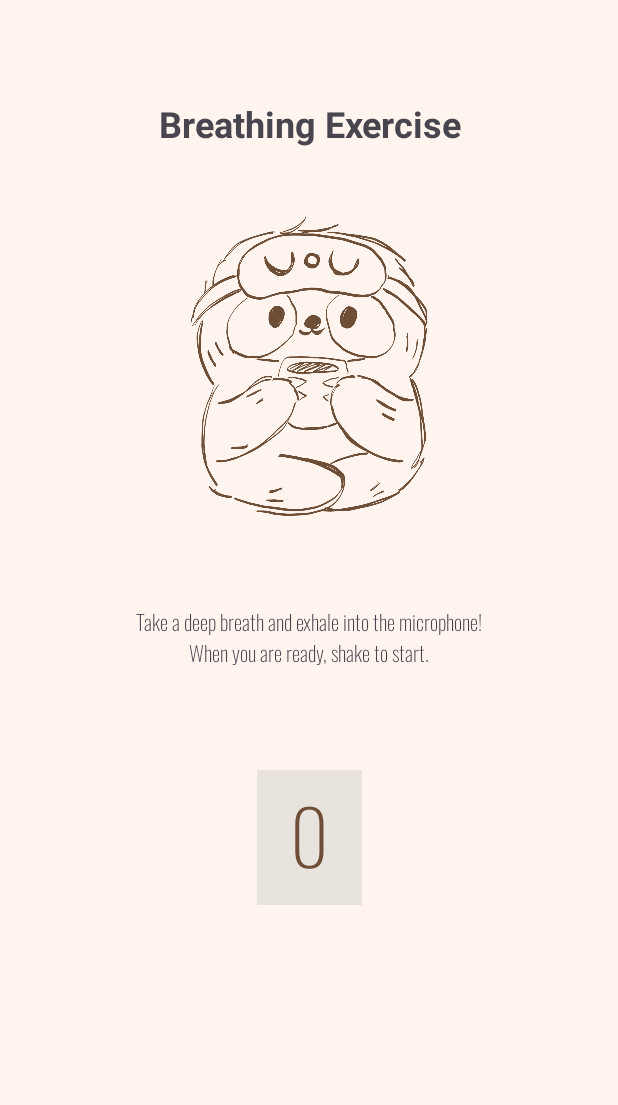
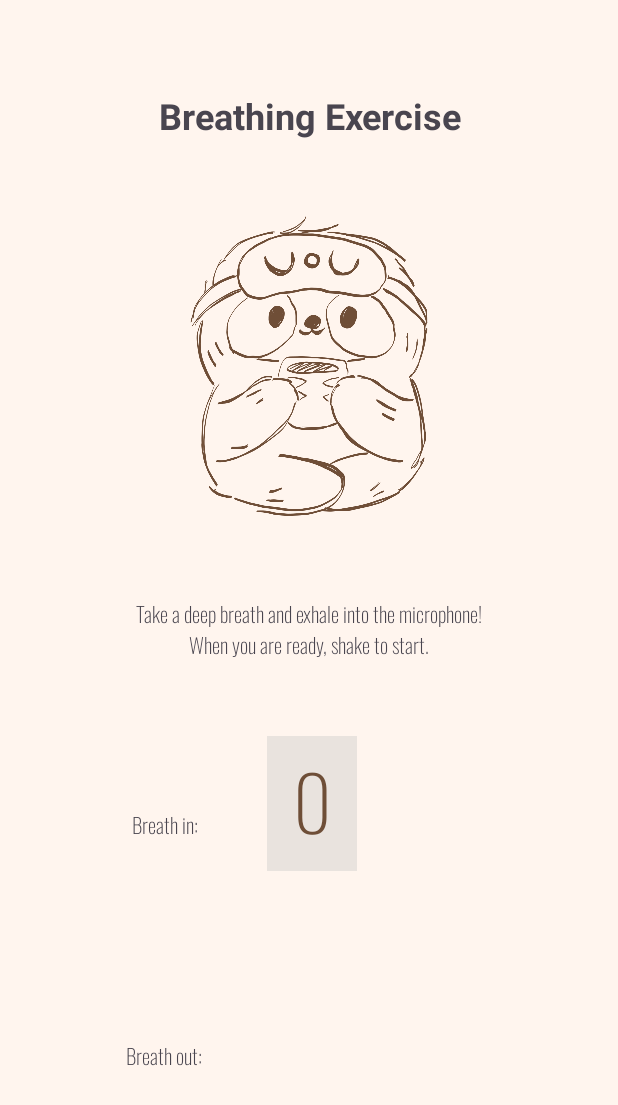
Before and after one commit to NaiKha/Nightshade, an Android app: the Microphone screen opened directly, with no data from a screen before it, on a phone screen of 412 x 824 dp. Shown: the top 1105 px of the screen. Run offline under Robolectric (Android 15) with nearby library versions, the phone set to English and light mode, and no system bars.

Commit message:
image changes when exhale starts in Microphone, added textviews to tell user to breath in then breath out

```diff
--- a/app/src/main/java/com/example/nightshade/Microphone.java
+++ b/app/src/main/java/com/example/nightshade/Microphone.java
@@ -11,6 +11,7 @@
 import android.os.CountDownTimer;
 import android.os.Vibrator;
 import android.util.Log;
+import android.widget.ImageView;
 import android.widget.TextView;
 
 import androidx.activity.EdgeToEdge;
@@ -52,11 +53,10 @@
         startupTime = System.currentTimeMillis();
 
         // check permission for microphone usage
-        if (checkSelfPermission(Manifest.permission.RECORD_AUDIO) == PackageManager.PERMISSION_GRANTED) {
-            startMicListening();
-        } else {
+        if (checkSelfPermission(Manifest.permission.RECORD_AUDIO) != PackageManager.PERMISSION_GRANTED) {
             requestPermissions(new String[]{Manifest.permission.RECORD_AUDIO}, 1);
         }
+
         secs = (TextView)findViewById((R.id.textView20));
         //secs.setText("5");
         sensorManager = (SensorManager) getSystemService(SENSOR_SERVICE);
@@ -126,7 +126,7 @@
                     Log.d("MicDebug", "Mic volume: " + volume);
                     if(volume > 25000){
                         runOnUiThread(() -> {
-                            TextView micResult = findViewById(R.id.textView20);
+                            TextView micResult = findViewById(R.id.textView5);
                             micResult.setText("Nice exhale!");
                         });
                         stopMicListening();
@@ -154,7 +154,7 @@
     }
 
     public void startTimer(TextView secs) {
-        countDown = new CountDownTimer(6000, 1000) {
+        countDown = new CountDownTimer(5000, 1000) {
             public void onTick(long millisUntilFinished) {
                 NumberFormat f = new DecimalFormat("0");
                 long sec = (millisUntilFinished / 1000) % 60;
@@ -163,6 +163,9 @@
             public void onFinish() {
                 secs.setText("0");
                 vibrate();
+                startMicListening();
+                ImageView exhale = (ImageView) findViewById((R.id.imageView3));
+                exhale.setImageResource(R.drawable.breath);
             }
         }.start();
     }
--- a/app/src/main/res/layout/activity_microphone.xml
+++ b/app/src/main/res/layout/activity_microphone.xml
@@ -11,7 +11,7 @@
     <TextView
         android:id="@+id/textView"
         android:layout_width="220dp"
-        android:layout_height="40dp"
+        android:layout_height="50dp"
         android:layout_marginTop="47dp"
         android:layout_marginBottom="20dp"
         android:text="Breathing Exercise"
@@ -39,21 +39,22 @@
         android:id="@+id/textView5"
         android:layout_width="247dp"
         android:layout_height="50dp"
-        android:layout_marginBottom="43dp"
+        android:layout_marginBottom="78dp"
         android:fontFamily="@font/oswald_extralight"
         android:text="@string/Microphone"
         android:textAlignment="center"
         android:textStyle="bold"
-        app:layout_constraintBottom_toTopOf="@+id/textView20"
+        app:layout_constraintBottom_toTopOf="@+id/textView11"
         app:layout_constraintEnd_toEndOf="parent"
         app:layout_constraintStart_toStartOf="parent"
         app:layout_constraintTop_toBottomOf="@+id/imageView3" />
 
     <TextView
         android:id="@+id/textView20"
-        android:layout_width="70dp"
+        android:layout_width="60dp"
         android:layout_height="90dp"
-        android:layout_marginBottom="202dp"
+        android:layout_marginTop="44dp"
+        android:layout_marginEnd="170dp"
         android:background="#62C7C7C3"
         android:fontFamily="@font/oswald_extralight"
         android:gravity="center_horizontal"
@@ -61,10 +62,35 @@
         android:textColor="#6E4E37"
         android:textSize="50sp"
         android:textStyle="bold"
-        app:layout_constraintBottom_toBottomOf="parent"
         app:layout_constraintEnd_toEndOf="parent"
+        app:layout_constraintStart_toEndOf="@+id/textView11"
+        app:layout_constraintTop_toBottomOf="@+id/textView5" />
+
+    <TextView
+        android:id="@+id/textView11"
+        android:layout_width="wrap_content"
+        android:layout_height="wrap_content"
+        android:layout_marginStart="84dp"
+        android:layout_marginEnd="42dp"
+        android:layout_marginBottom="117dp"
+        android:fontFamily="@font/oswald_extralight"
+        android:text="Breath in:"
+        app:layout_constraintBottom_toTopOf="@+id/textView12"
+        app:layout_constraintEnd_toStartOf="@+id/textView20"
         app:layout_constraintStart_toStartOf="parent"
         app:layout_constraintTop_toBottomOf="@+id/textView5" />
 
+    <TextView
+        android:id="@+id/textView12"
+        android:layout_width="wrap_content"
+        android:layout_height="wrap_content"
+        android:layout_marginStart="84dp"
+        android:layout_marginBottom="96dp"
+        android:fontFamily="@font/oswald_extralight"
+        android:text="Breath out:"
+        app:layout_constraintBottom_toBottomOf="parent"
+        app:layout_constraintStart_toStartOf="parent"
+        app:layout_constraintTop_toBottomOf="@+id/textView11" />
+
 
 </androidx.constraintlayout.widget.ConstraintLayout>
```
